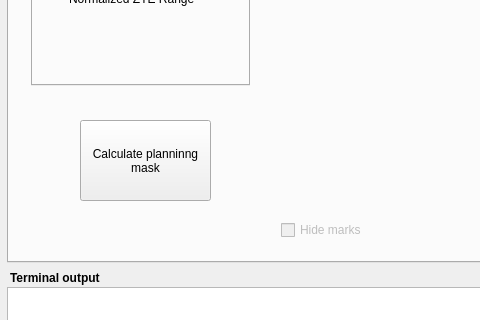
Above: BabelBrain/form.ui from ProteusMRIgHIFU/BabelBrain before the change; both pictures show x 0 to 480 and y 320 to 640 of the 1309 by 757 pixel window. Below: the same form after it.
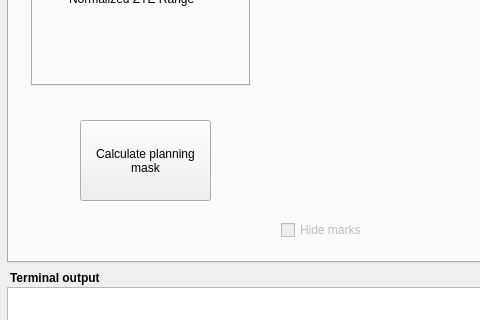
That is the form after the change.

The edit to the form file:
```diff
--- a/BabelBrain/form.ui
+++ b/BabelBrain/form.ui
@@ -170,7 +170,7 @@
       <string notr="true"/>
      </property>
      <property name="text">
-      <string>Calculate planninng
+      <string>Calculate planning
 mask</string>
      </property>
     </widget>
```
